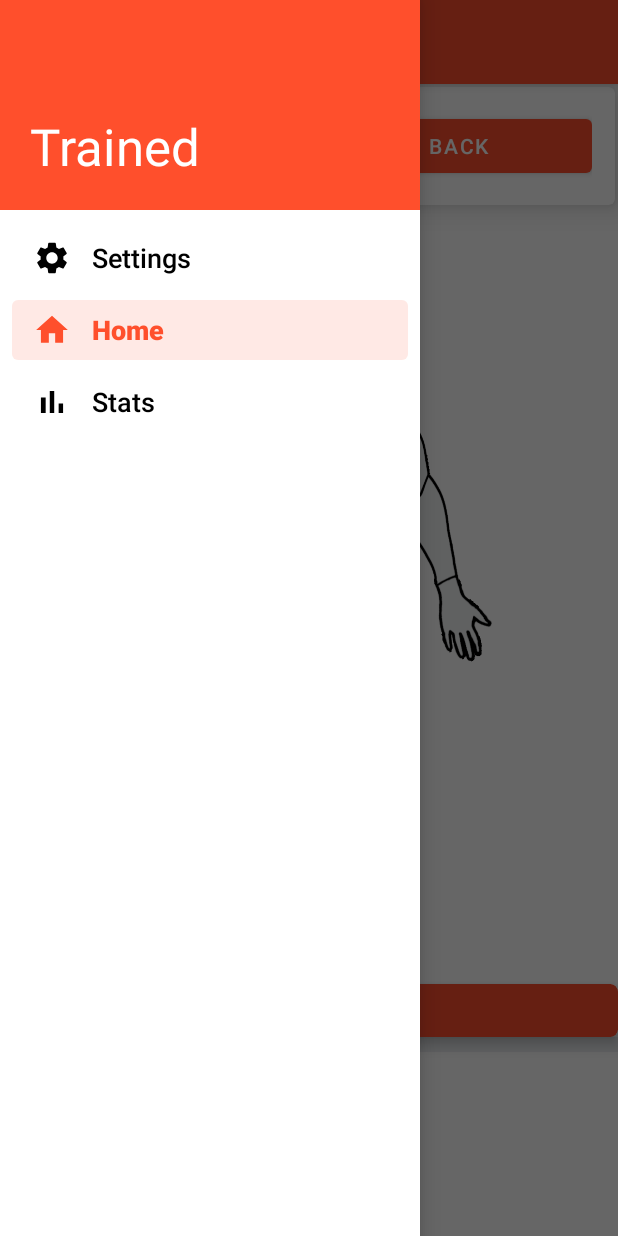
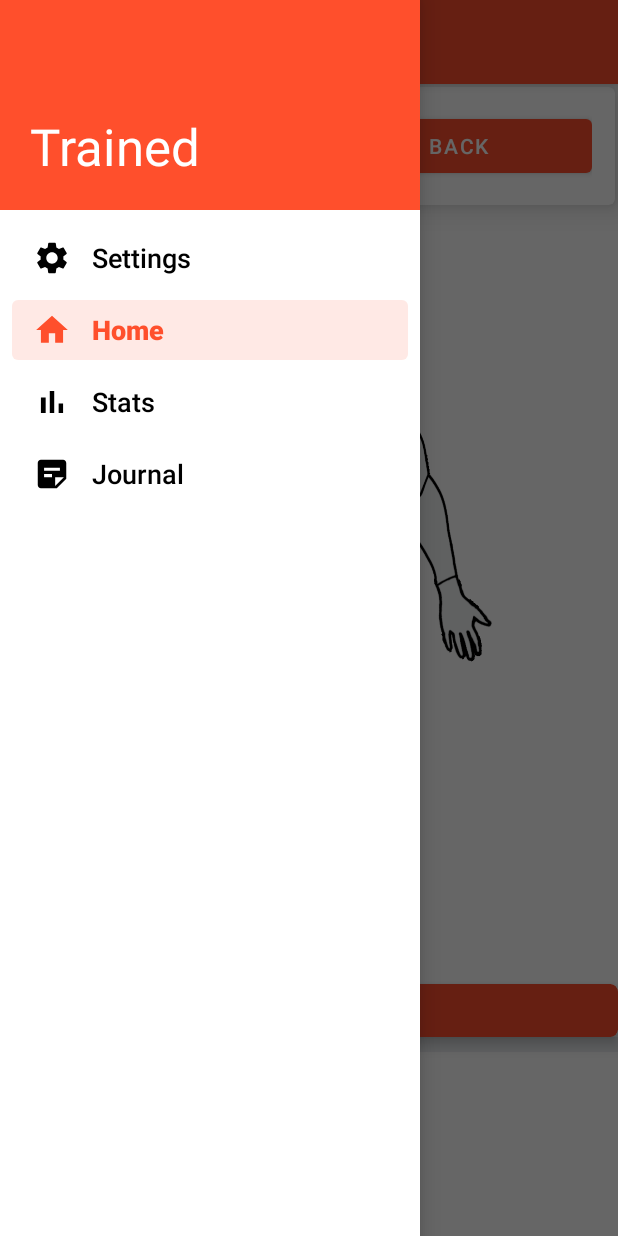
Before and after one commit to JC4github/fitnessTracker, an Android app: the screen it shows after launch (MainActivity), with the side drawer open, on a phone screen of 412 x 824 dp. Run offline under Robolectric (Android 15) with nearby library versions, the light colour scheme and no system bars.

Commit message:
added journal

```diff
--- a/app/build.gradle
+++ b/app/build.gradle
@@ -31,6 +31,7 @@ dependencies {
     implementation 'androidx.appcompat:appcompat:1.4.1'
     implementation 'com.google.android.material:material:1.6.0'
     implementation 'androidx.constraintlayout:constraintlayout:2.1.3'
+    implementation 'androidx.legacy:legacy-support-v4:1.0.0'
     testImplementation 'junit:junit:4.13.2'
     androidTestImplementation 'androidx.test.ext:junit:1.1.3'
     androidTestImplementation 'androidx.test.espresso:espresso-core:3.4.0'
--- a/app/src/main/java/com/example/fitness/SettingsFragment.java
+++ b/app/src/main/java/com/example/fitness/SettingsFragment.java
@@ -11,8 +11,6 @@ import androidx.fragment.app.Fragment;
 
 public class SettingsFragment extends Fragment {
 
-    //TODO: add stats
-
     @Nullable
     @Override
     public View onCreateView(@NonNull LayoutInflater inflater, @Nullable ViewGroup container, @Nullable Bundle savedInstanceState) {
--- a/app/src/main/java/com/example/fitness/StatsFragment.java
+++ b/app/src/main/java/com/example/fitness/StatsFragment.java
@@ -83,7 +83,7 @@ public class StatsFragment extends Fragment {
         pieChart.setUsePercentValues(true);
         pieChart.setEntryLabelTextSize(18);
         pieChart.setEntryLabelColor(Color.BLACK);
-        pieChart.setCenterText("Training Frequency By Muscle Groups");
+        pieChart.setCenterText("Muscle Groups");
         pieChart.setCenterTextSize(20);
         pieChart.getDescription().setEnabled(false);
 
--- /dev/null
+++ b/app/src/main/res/drawable/ic_note.xml
@@ -0,0 +1,10 @@
+<vector xmlns:android="http://schemas.android.com/apk/res/android"
+    android:width="24dp"
+    android:height="24dp"
+    android:viewportWidth="24"
+    android:viewportHeight="24"
+    android:tint="?attr/colorControlNormal">
+  <path
+      android:fillColor="@android:color/white"
+      android:pathData="M19,3H4.99C3.89,3 3,3.9 3,5l0.01,14c0,1.1 0.89,2 1.99,2h10l6,-6V5C21,3.9 20.1,3 19,3zM7,8h10v2H7V8zM12,14H7v-2h5V14zM14,19.5V14h5.5L14,19.5z"/>
+</vector>
--- a/app/src/main/res/menu/drawer_menu.xml
+++ b/app/src/main/res/menu/drawer_menu.xml
@@ -13,6 +13,9 @@
         <item android:id="@+id/nav_stats"
             android:icon="@drawable/ic_stats"
             android:title="Stats"/>
+        <item android:id="@+id/nav_notes"
+            android:icon="@drawable/ic_note"
+            android:title="Journal"/>
     </group>
 
 
--- a/app/src/main/res/values/strings.xml
+++ b/app/src/main/res/values/strings.xml
@@ -3,4 +3,6 @@
 
     <string name="navigation_drawer_open">Open navigation drawer</string>
     <string name="navigation_drawer_close">Close navigation drawer</string>
+    <!-- TODO: Remove or change this placeholder text -->
+    <string name="hello_blank_fragment">Hello blank fragment</string>
 </resources>
```
Also changed, not shown: app/src/main/java/com/example/fitness/MainActivity.java (+14 -0 lines), app/src/main/java/com/example/fitness/NotesFragment.java (added, +61 -0 lines), app/src/main/res/layout/fragment_notes.xml (added, +18 -0 lines), app/src/main/res/layout/fragment_stats.xml (+31 -9 lines).
